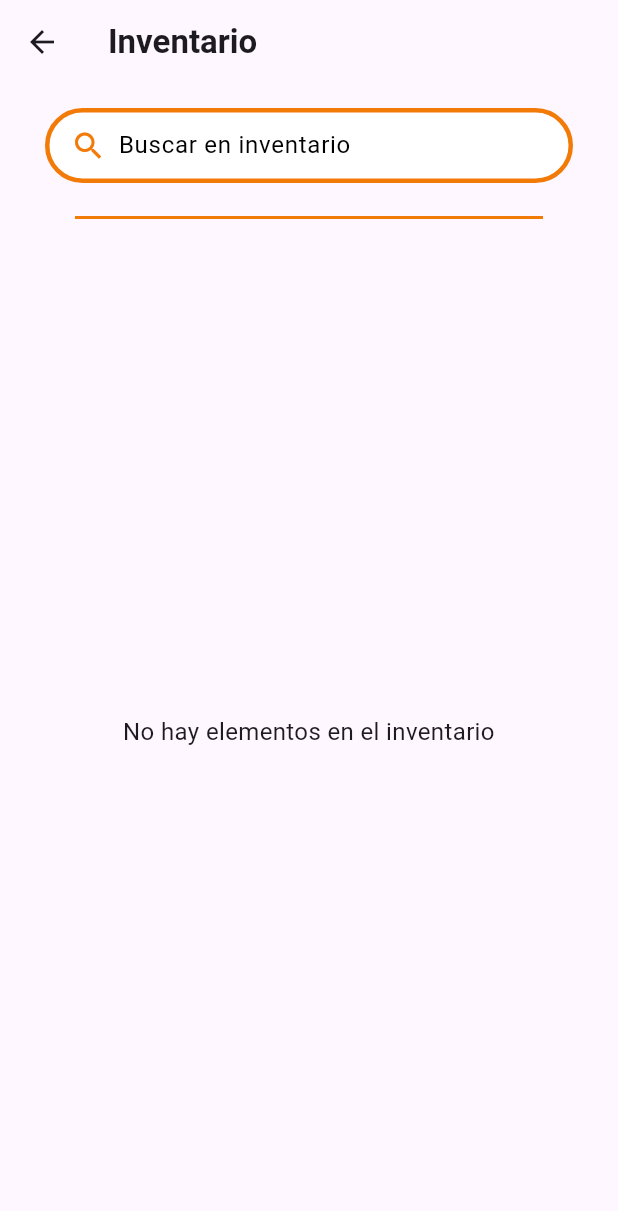
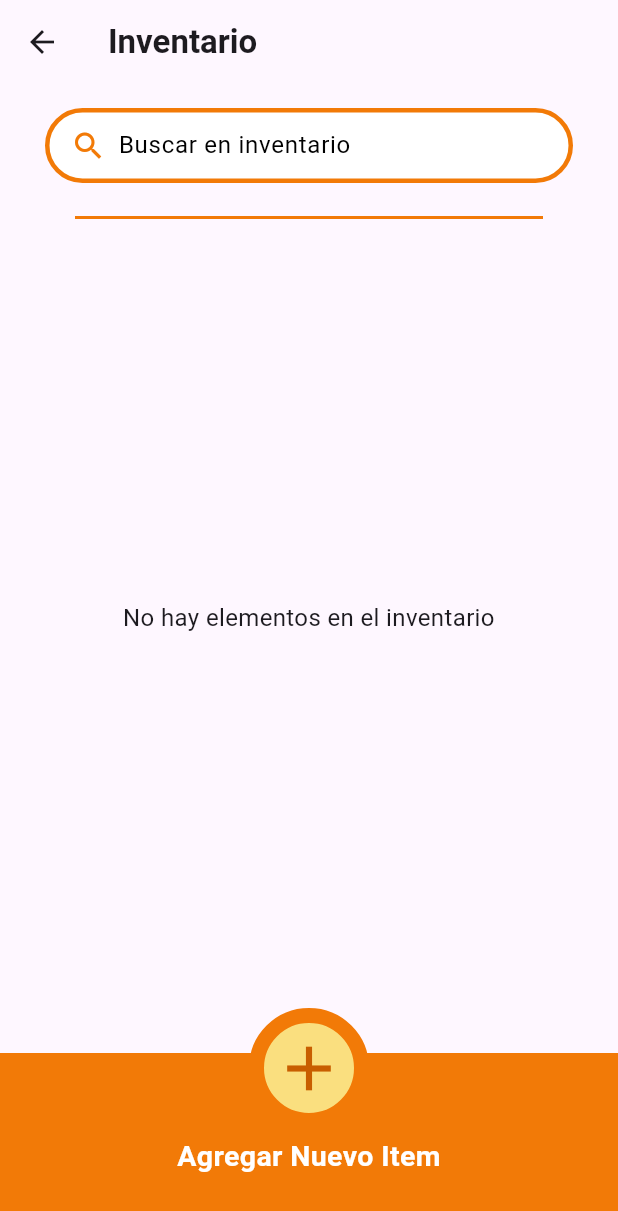
Before and after one commit to SebassoriaP/Inventary_app, a Flutter app: the InventaryScreen screen opened directly, on a phone screen of 412 x 824 dp. Shown: the top 1211 px of the screen. Run offline on Flutter 3.47's test engine with Material 3 defaults, Android fonts, the phone set to English and light mode, and no system bars; our stand-ins replace cloud_firestore, firebase_core; accounts and stored records are empty.

Commit message:
Add button - Visual

```diff
--- a/inventary/lib/screens/inv_creation.dart
+++ b/inventary/lib/screens/inv_creation.dart
@@ -1,8 +1,12 @@
 import 'package:flutter/material.dart';
+import 'package:cloud_firestore/cloud_firestore.dart';
+
 import 'package:inventary/utils/color_palette.dart';
+
 import '../widgets/edit_bt.dart';
 import '../widgets/search_bar.dart';
-import 'package:cloud_firestore/cloud_firestore.dart';
+import '../widgets/add_bt.dart';
+
 
 class InventaryScreen extends StatefulWidget {
   const InventaryScreen({super.key});
@@ -37,6 +41,7 @@ class _InventaryScreenState extends State<InventaryScreen> {
           style: TextStyle(fontWeight: FontWeight.bold),
         ),
       ),
+
       body: SafeArea(
         child: Padding(
           padding: const EdgeInsets.symmetric(horizontal: 30, vertical: 16),
@@ -250,6 +255,36 @@ class _InventaryScreenState extends State<InventaryScreen> {
           ),
         ),
       ),
+
+      bottomNavigationBar: Builder(
+          builder: (context) {
+            return Column(
+              mainAxisSize: MainAxisSize.min,
+              children: [
+                FooterWidget(
+                  onPressed: () {
+                    debugPrint('Me presionaste');
+                  },
+                ),
+
+                Container(
+                  width: double.infinity,
+                  color: TangareColor.orange,
+                  padding: const EdgeInsets.only(top: 5, bottom: 40),
+                  child: const Text(
+                    'Agregar Nuevo Item',
+                    textAlign: TextAlign.center,
+                    style: TextStyle(
+                      fontSize: 19,
+                      fontWeight: FontWeight.bold,
+                      color: TangareColor.white,
+                    ),
+                  ),
+                ),
+              ],
+            );
+          },
+        ),
     );
   }
 }
--- a/inventary/lib/widgets/add_bt.dart
+++ b/inventary/lib/widgets/add_bt.dart
@@ -1,53 +1,68 @@
 import 'package:flutter/material.dart';
-import '../utils/color_palette.dart';
+import 'package:inventary/utils/color_palette.dart';
 
-class ButtonWidget extends StatelessWidget {
-  final String text;
+class FooterWidget extends StatelessWidget {
   final VoidCallback onPressed;
-  final Color textColor;
-  final double height;
-  final Color backgroundColor;
 
-  const ButtonWidget({
+  final Color topColor; // color mitad superior
+  final Color bottomColor; // color mitad inferior
+
+  const FooterWidget({
     super.key,
-    required this.text,
     required this.onPressed,
-    required this.backgroundColor,
-    this.textColor = Colors.white,
-    this.height = 55,
+    this.topColor = Colors.transparent,
+    this.bottomColor = TangareColor.orange,
   });
 
   @override
   Widget build(BuildContext context) {
-    return Column(
-      mainAxisSize: MainAxisSize.min,
+    return Stack(
+      alignment: Alignment.topCenter,
       children: [
-        ElevatedButton(
-          onPressed: onPressed,
-          style: ElevatedButton.styleFrom(
-            backgroundColor: backgroundColor,
-            foregroundColor: textColor,
-            shape: RoundedRectangleBorder(
-              borderRadius: BorderRadius.circular(50),
+        // Fondo dividido
+        Column(
+          mainAxisSize: MainAxisSize.min,
+          children: [
+            Container(
+              height: 30, // mitad del botón
+              color: topColor,
             ),
-            minimumSize: Size(double.infinity, height),
-          ),
-          child: Text(
-            text,
-            style: const TextStyle(fontWeight: FontWeight.bold, fontSize: 18),
+            Container(
+              color: bottomColor,
+              padding: const EdgeInsets.only(top: 30, bottom: 20),
+              width: double.infinity,
+            ),
+          ],
+        ),
+
+        // Botón circular encima
+        Positioned(
+          top: 0,
+          child: Material(
+            shape: const CircleBorder(),
+            color: Colors.transparent,
+            child: Ink(
+              decoration: BoxDecoration(
+                color: TangareColor.lightYellow,
+                shape: BoxShape.circle,
+                border: Border.all(color: TangareColor.orange, width: 10),
+              ),
+              child: InkWell(
+                customBorder: const CircleBorder(),
+                onTap: onPressed,
+                child: const SizedBox(
+                  width: 60,
+                  height: 60,
+                  child: Icon(
+                    Icons.add,
+                    color: TangareColor.darkOrange,
+                    size: 50,
+                  ),
+                ),
+              ),
+            ),
           ),
         ),
-        const SizedBox(height: 8),
-        const Text(
-          '-Tocar para editar-',
-          textAlign: TextAlign.center,
-          style: TextStyle(
-            fontSize: 14,
-            fontStyle: FontStyle.italic,
-            color: TangareColor.darkOrange,
-          ),
-        ),
-        const SizedBox(height: 10),
       ],
     );
   }
```
Also changed, not shown: 1 other file.
